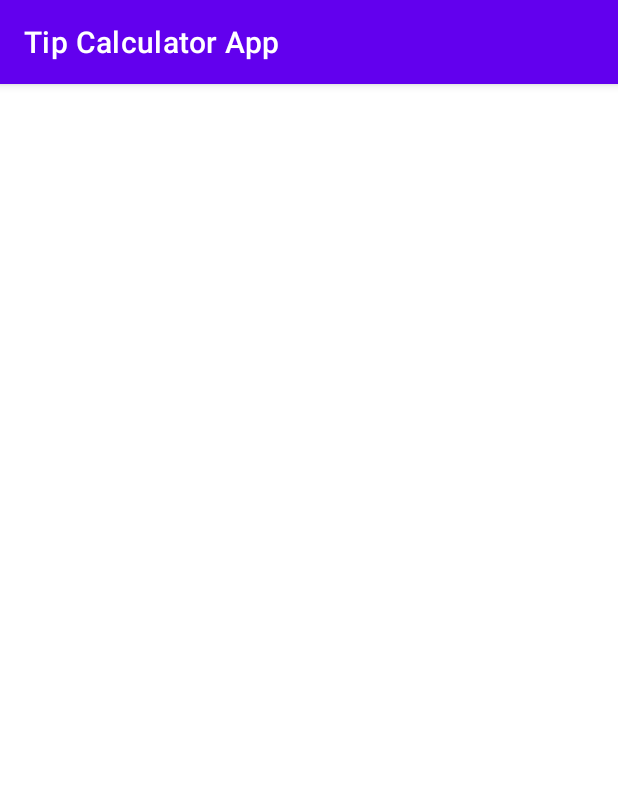
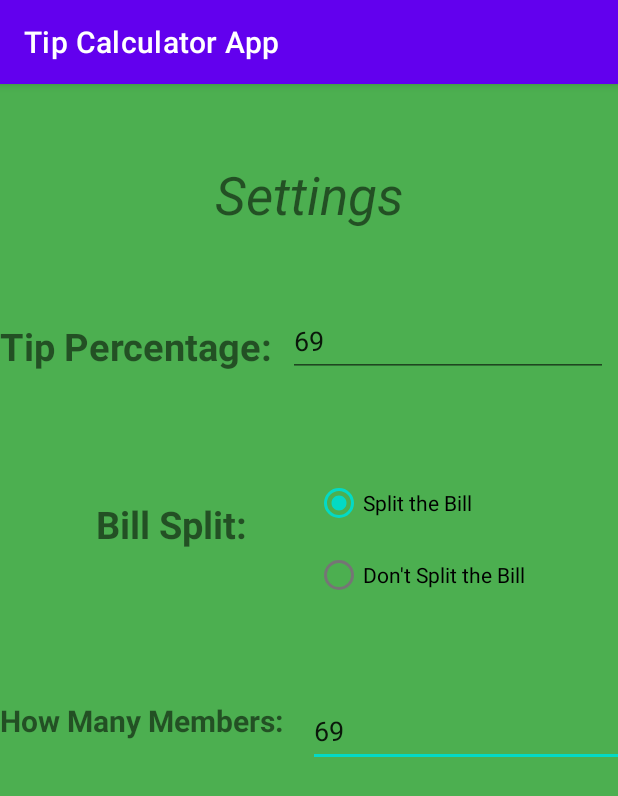
Before and after one commit to HelloWorldtyp/Tip-Calculator-App, an Android app: the screen it shows after launch (SettingsActivity), after a tap on "SETTINGS", on a phone screen of 412 x 824 dp. Shown: the top 796 px of the screen. Run offline under Robolectric (Android 15) with nearby library versions, the phone set to English and light mode, and no system bars.

Commit message:
Tip calculator 2 Final

```diff
--- a/app/src/main/java/com/example/tipcalculatorapp/MainActivity.java
+++ b/app/src/main/java/com/example/tipcalculatorapp/MainActivity.java
@@ -141,25 +141,26 @@ public class MainActivity extends AppCompatActivity {
 
     }
 
-    private void updateColor(){
+   private void updateTip(){
         SharedPreferences sp = getSharedPreferences("shared", MODE_PRIVATE);
         newTip = sp.getInt("new tip", 69);
         newMembers = sp.getInt("new members", 69);
-        newSplit = sp.getBoolean("new split", false);
-        seekLabel.setText(newTip);
-        group.setText(newMembers);
-
+        newSplit = sp.getBoolean("new split", true);
+        seekbar.setProgress(newTip);
+        seekLabel.setText(newTip + "");
+        group.setText(newMembers + "");
+//
         if(newSplit == true){
-            inGroup.isChecked();
+            inGroup.setChecked(true);
         }else {
-            noGroup.isChecked();
+            noGroup.setChecked(true);
         }
     }
-
+//
     @Override
     public void onResume(){
         super.onResume();
-        updateColor();
+        updateTip();
     }
 
 
--- a/app/src/main/java/com/example/tipcalculatorapp/SettingsActivity.java
+++ b/app/src/main/java/com/example/tipcalculatorapp/SettingsActivity.java
@@ -28,25 +28,12 @@ public class SettingsActivity extends AppCompatActivity {
     @Override
     protected void onCreate(Bundle savedInstanceState) {
         super.onCreate(savedInstanceState);
-
+        setContentView(R.layout.activity_settings);
 
         splitButton = findViewById(R.id.splitButton);
         noSplitButton = findViewById(R.id.noSplitButton);
         tip = findViewById(R.id.tipNumber);
         members = findViewById(R.id.members);
-
-
-        intTip = Integer.parseInt(tip.getText().toString());
-        intMembers = Integer.parseInt(members.getText().toString());
-
-        if(splitButton.isChecked()){
-          split = true;
-
-        }else if(noSplitButton.isChecked()){
-           split = false;
-
-        }
-
 
     }
 
@@ -55,14 +42,44 @@ public class SettingsActivity extends AppCompatActivity {
         super.onPause();
         updateSharedPreferences();
     }
-
+//
     private void updateSharedPreferences(){
         SharedPreferences sp = getSharedPreferences("shared", MODE_PRIVATE);
         SharedPreferences.Editor editor = sp.edit();
+        intTip = Integer.parseInt(tip.getText().toString());
+        intMembers = Integer.parseInt(members.getText().toString());
+        if(splitButton.isChecked()){
+            split = true;
+        }else if(noSplitButton.isChecked()){
+            split = false;
+        }
         editor.putInt("new tip", intTip);
         editor.putInt("new members", intMembers);
         editor.putBoolean("new split", split);
         editor.commit();
     }
 
+    private void updateFinal(){
+        SharedPreferences sp = getSharedPreferences("shared", MODE_PRIVATE);
+        intTip = sp.getInt("new tip", 69);
+        intMembers = sp.getInt("new members", 69);
+        split = sp.getBoolean("new split", true);
+        tip.setText(intTip + "");
+        members.setText(intMembers + "");
+//
+        if(split == true){
+            splitButton.setChecked(true);
+        }else {
+            noSplitButton.setChecked(true);
+        }
+    }
+
+    @Override
+    public void onResume(){
+        super.onResume();
+        updateFinal();
+    }
+
+
+
 }
--- a/app/src/main/res/layout/activity_main.xml
+++ b/app/src/main/res/layout/activity_main.xml
@@ -208,6 +208,7 @@
         android:ems="10"
         android:hint="Input the Price"
         android:inputType="numberDecimal"
+        android:minHeight="48dp"
         app:layout_constraintBottom_toTopOf="@+id/seekBar"
         app:layout_constraintStart_toEndOf="@+id/textView3" />
 
--- a/app/src/main/res/layout/activity_settings.xml
+++ b/app/src/main/res/layout/activity_settings.xml
@@ -49,6 +49,7 @@
             android:id="@+id/noSplitButton"
             android:layout_width="match_parent"
             android:layout_height="wrap_content"
+            android:checked="false"
             android:text="Don't Split the Bill" />
     </RadioGroup>
 
@@ -82,7 +83,7 @@
         android:layout_marginStart="12dp"
         android:layout_marginTop="56dp"
         android:ems="10"
-        android:hint="Input the Memebers"
+        android:hint="Input the Members"
         android:inputType="number"
         android:minHeight="48dp"
         app:layout_constraintStart_toEndOf="@+id/textView13"
```
